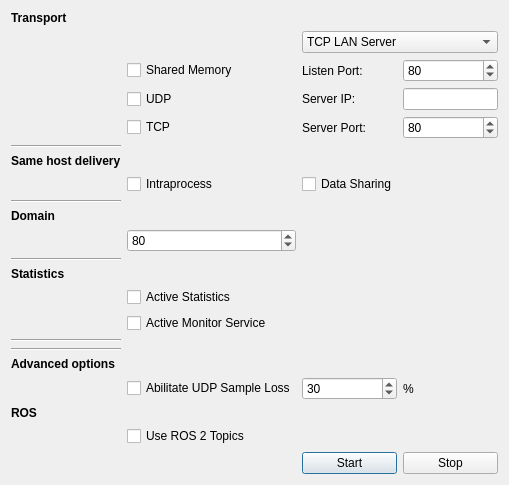
This is forms/participantdialog.ui in eProsima/ShapesDemo as Qt 5 draws it before an edit. The edited form follows.
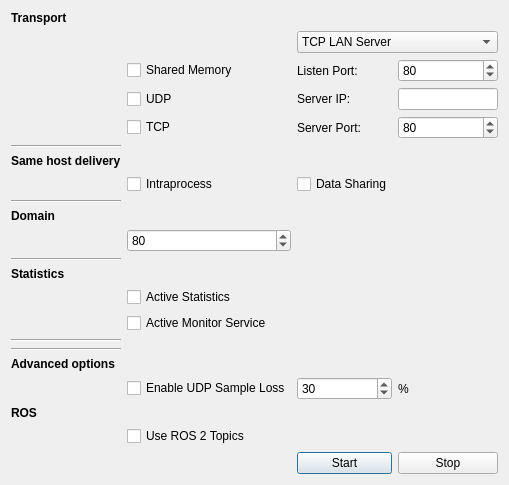
This is the edited form.

Commit message: Change checkbox name

Patch:
```diff
--- a/forms/participantdialog.ui
+++ b/forms/participantdialog.ui
@@ -198,7 +198,7 @@
    <item row="25" column="1">
     <widget class="QCheckBox" name="lossCheckBox">
      <property name="text">
-      <string>Abilitate UDP Sample Loss</string>
+      <string>Enable UDP Sample Loss</string>
      </property>
     </widget>
    </item>
```
